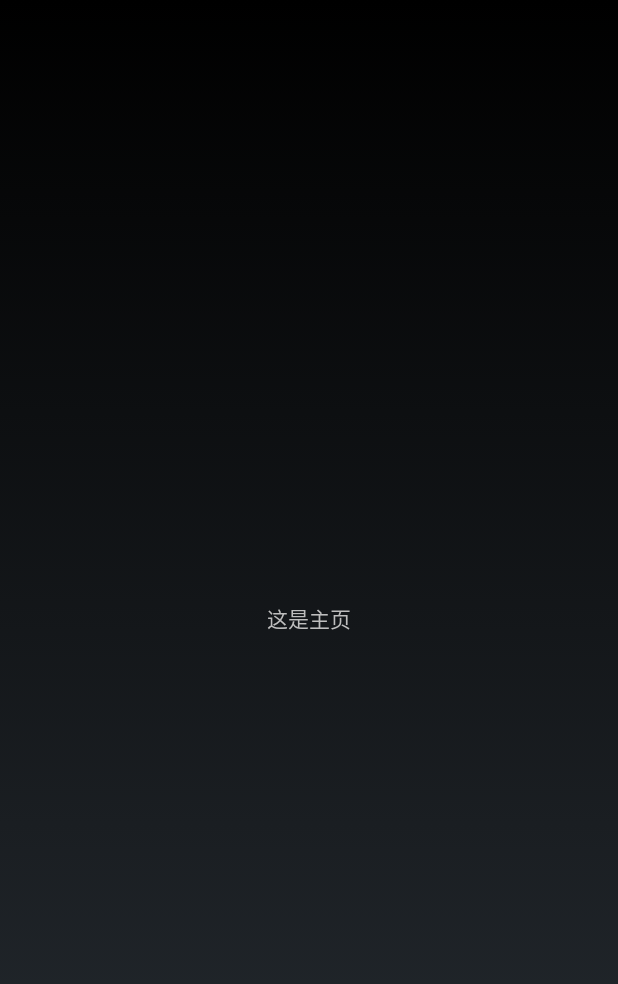
After one commit to esileme/phonemanage, an Android app: the MainActivity screen opened directly, with no data from a screen before it, on a phone screen of 412 x 824 dp. The commit adds this screen. Shown: the top 984 px of the screen. Run offline under Robolectric (Android 15) with nearby library versions, the phone set to English and light mode, and no system bars.

Commit message:
跳转页面成功

```diff
--- /dev/null
+++ b/PhoneManager/app/src/main/java/com/android/yl/phonemanager/MainActivity.java
@@ -0,0 +1,14 @@
+package com.android.yl.phonemanager;
+
+import android.os.Bundle;
+import android.app.Activity;
+
+public class MainActivity extends Activity {
+
+    @Override
+    protected void onCreate(Bundle savedInstanceState) {
+        super.onCreate(savedInstanceState);
+        setContentView(R.layout.activity_main);
+    }
+
+}
--- /dev/null
+++ b/PhoneManager/app/src/main/res/layout/activity_main.xml
@@ -0,0 +1,13 @@
+<?xml version="1.0" encoding="utf-8"?>
+<RelativeLayout xmlns:android="http://schemas.android.com/apk/res/android"
+    xmlns:tools="http://schemas.android.com/tools"
+    android:layout_width="match_parent"
+    android:layout_height="match_parent"
+    tools:context="com.android.yl.phonemanager.MainActivity">
+<TextView
+    android:layout_width="wrap_content"
+    android:layout_height="wrap_content"
+    android:text="这是主页"
+    android:layout_centerHorizontal="true"
+    android:layout_centerVertical="true"/>
+</RelativeLayout>
--- a/PhoneManager/app/src/main/res/values/strings.xml
+++ b/PhoneManager/app/src/main/res/values/strings.xml
@@ -2,4 +2,5 @@
     <string name="app_name">PhoneManager</string>
     <string name="action_settings">Settings</string>
     <string name="title_activity_splash">SplashActivity</string>
+    <string name="title_activity_main">MainActivity</string>
 </resources>
```
Also changed, not shown: PhoneManager/app/src/main/AndroidManifest.xml (+5 -2 lines), PhoneManager/app/src/main/java/com/android/yl/phonemanager/SplashActivity.java (+29 -2 lines).
